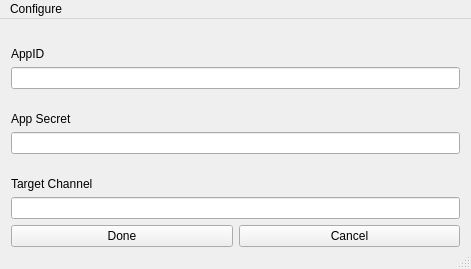
Old version of the form src/gui/ui/configwindow.ui in the repository Kaoplo/TwitchPyTTS.
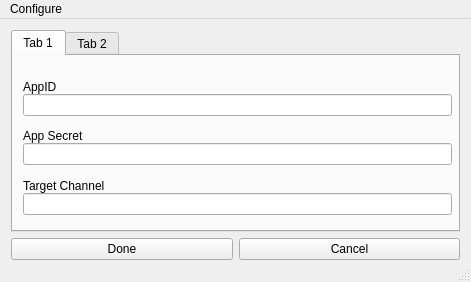
New version of the form.

What changed in the file:
```diff
--- a/src/gui/ui/configwindow.ui
+++ b/src/gui/ui/configwindow.ui
@@ -7,13 +7,19 @@
     <x>0</x>
     <y>0</y>
     <width>471</width>
-    <height>269</height>
+    <height>282</height>
    </rect>
   </property>
+  <property name="minimumSize">
+   <size>
+    <width>471</width>
+    <height>282</height>
+   </size>
+  </property>
   <property name="maximumSize">
    <size>
     <width>471</width>
-    <height>289</height>
+    <height>282</height>
    </size>
   </property>
   <property name="windowTitle">
@@ -24,52 +30,118 @@
     <property name="bottomMargin">
      <number>0</number>
     </property>
-    <item row="5" column="0" alignment="Qt::AlignBottom">
-     <widget class="QLabel" name="label">
-      <property name="text">
-       <string>Target Channel</string>
+    <item row="1" column="0">
+     <widget class="QTabWidget" name="tabWidget">
+      <property name="currentIndex">
+       <number>0</number>
       </property>
-     </widget>
-    </item>
-    <item row="0" column="0" alignment="Qt::AlignBottom">
+      <widget class="QWidget" name="tab">
+       <attribute name="title">
+        <string>Tab 1</string>
+       </attribute>
+       <widget class="QWidget" name="">
+        <property name="geometry">
+         <rect>
+          <x>-1</x>
+          <y>-1</y>
+          <width>451</width>
+          <height>171</height>
+         </rect>
+        </property>
+        <layout class="QVBoxLayout" name="verticalLayout">
+         <property name="spacing">
+          <number>0</number>
+         </property>
+         <item>
      <widget class="QLabel" name="label_3">
       <property name="text">
        <string>AppID</string>
       </property>
-     </widget>
-    </item>
-    <item row="6" column="0">
-     <widget class="QLineEdit" name="targetChannel">
-      <property name="toolTip">
-       <string>&lt;html&gt;&lt;head/&gt;&lt;body&gt;&lt;p&gt;This can be any channel you want&lt;/p&gt;&lt;/body&gt;&lt;/html&gt;</string>
-      </property>
+           <property name="alignment">
+            <set>Qt::AlignBottom|Qt::AlignLeading|Qt::AlignLeft</set>
+           </property>
+          </widget>
+         </item>
+         <item>
+          <widget class="QLineEdit" name="appID">
       <property name="text">
        <string/>
       </property>
      </widget>
     </item>
-    <item row="2" column="0" alignment="Qt::AlignBottom">
+         <item>
      <widget class="QLabel" name="label_2">
       <property name="text">
        <string>App Secret</string>
       </property>
-     </widget>
-    </item>
-    <item row="3" column="0">
+           <property name="alignment">
+            <set>Qt::AlignBottom|Qt::AlignLeading|Qt::AlignLeft</set>
+           </property>
+          </widget>
+         </item>
+         <item>
      <widget class="QLineEdit" name="appSecret">
       <property name="text">
        <string/>
       </property>
      </widget>
     </item>
-    <item row="1" column="0">
-     <widget class="QLineEdit" name="appID">
+         <item>
+          <widget class="QLabel" name="label">
+           <property name="text">
+            <string>Target Channel</string>
+           </property>
+           <property name="alignment">
+            <set>Qt::AlignBottom|Qt::AlignLeading|Qt::AlignLeft</set>
+           </property>
+          </widget>
+         </item>
+         <item>
+          <widget class="QLineEdit" name="targetChannel">
+           <property name="toolTip">
+            <string>&lt;html&gt;&lt;head/&gt;&lt;body&gt;&lt;p&gt;This can be any channel you want&lt;/p&gt;&lt;/body&gt;&lt;/html&gt;</string>
+           </property>
       <property name="text">
        <string/>
       </property>
      </widget>
     </item>
-    <item row="7" column="0">
+        </layout>
+       </widget>
+      </widget>
+      <widget class="QWidget" name="tab_2">
+       <attribute name="title">
+        <string>Tab 2</string>
+       </attribute>
+       <widget class="QWidget" name="verticalLayoutWidget">
+        <property name="geometry">
+         <rect>
+          <x>0</x>
+          <y>0</y>
+          <width>451</width>
+          <height>171</height>
+         </rect>
+        </property>
+        <layout class="QVBoxLayout" name="verticalLayout_2">
+         <item>
+          <widget class="QLabel" name="prounciatioLabel">
+           <property name="text">
+            <string>TextLabel</string>
+           </property>
+           <property name="alignment">
+            <set>Qt::AlignBottom|Qt::AlignLeading|Qt::AlignLeft</set>
+           </property>
+          </widget>
+         </item>
+         <item>
+          <widget class="QLineEdit" name="pronounciation"/>
+         </item>
+        </layout>
+       </widget>
+      </widget>
+     </widget>
+    </item>
+    <item row="2" column="0">
      <layout class="QHBoxLayout" name="horizontalLayout">
       <item>
        <widget class="QPushButton" name="closeButton">
```
Left out of the diff: 5 changed lines with no effect on the pictures. Lines whose indentation alone changed are shown as unchanged.
